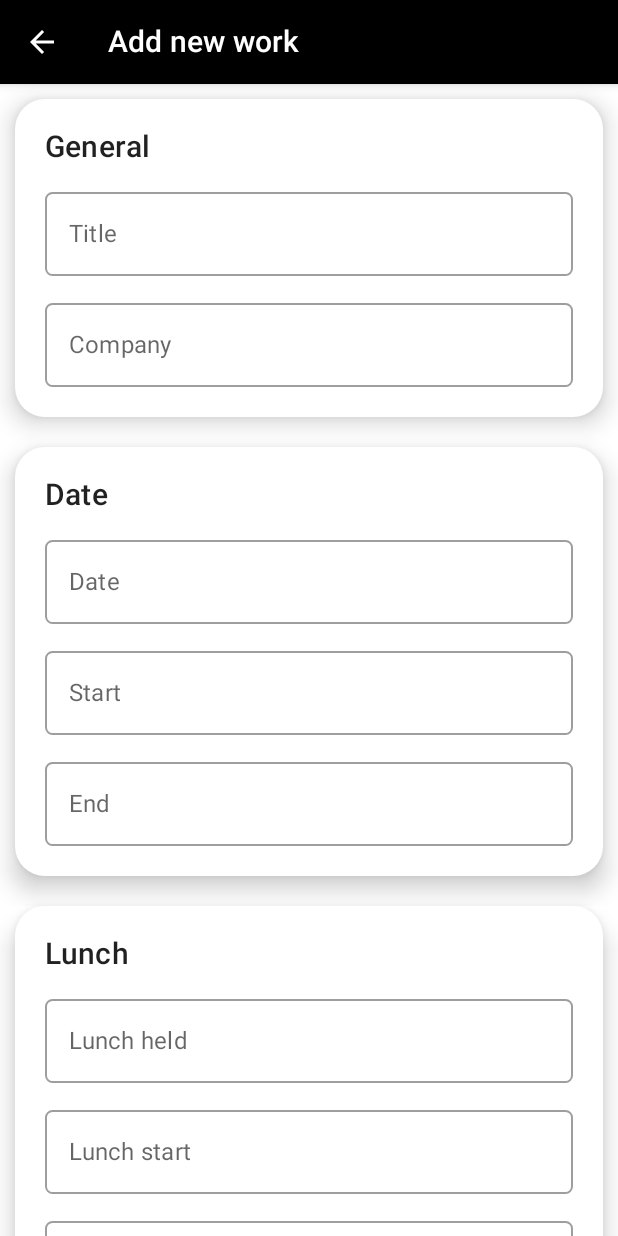
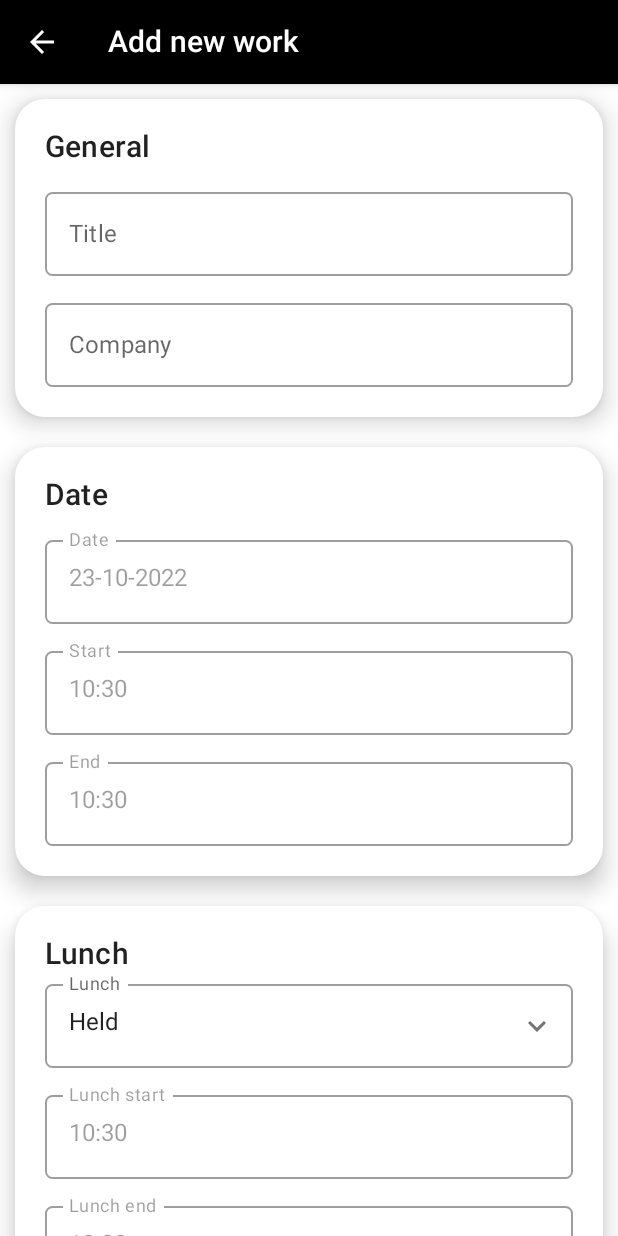
Before and after one commit to Nikditten/Worktracker_Android, an Android app built with Jetpack Compose: the AddView screen opened through its navigation route, on a phone screen of 412 x 824 dp. Run offline under Robolectric (Android 15) with nearby library versions, the phone set to English and light mode, and no system bars.

Commit message:
custom dropdown

```diff
--- /dev/null
+++ b/app/src/main/java/dtu/amd/worktracker/component/CustomDropdown.kt
@@ -0,0 +1,78 @@
+package dtu.amd.worktracker.component
+
+import android.os.Bundle
+import androidx.activity.ComponentActivity
+import androidx.activity.compose.setContent
+import androidx.compose.foundation.clickable
+import androidx.compose.foundation.layout.*
+import androidx.compose.material.*
+import androidx.compose.material.icons.Icons
+import androidx.compose.material.icons.filled.KeyboardArrowDown
+import androidx.compose.material.icons.filled.KeyboardArrowUp
+import androidx.compose.runtime.*
+import androidx.compose.ui.Modifier
+import androidx.compose.ui.geometry.Size
+import androidx.compose.ui.graphics.Color
+import androidx.compose.ui.layout.onGloballyPositioned
+import androidx.compose.ui.platform.LocalDensity
+import androidx.compose.ui.tooling.preview.Preview
+import androidx.compose.ui.unit.dp
+import androidx.compose.ui.unit.toSize
+
+
+// SOURCE: https://www.geeksforgeeks.org/drop-down-menu-in-android-using-jetpack-compose/
+@Composable
+fun CustomDropdown(label: String, selectedIndex: Int, options: List<String>, onChange: (String) -> Unit) {
+
+    var mExpanded by remember { mutableStateOf(false) }
+    var mTextFieldSize by remember { mutableStateOf(Size.Zero)}
+
+    var selected by remember {
+        mutableStateOf(options[selectedIndex])
+    }
+
+    val icon = if (mExpanded)
+        Icons.Filled.KeyboardArrowUp
+    else
+        Icons.Filled.KeyboardArrowDown
+
+    Column() {
+
+        // Create an Outlined Text Field
+        // with icon and not expanded
+        OutlinedTextField(
+            value = selected,
+            onValueChange = { onChange(it) },
+            modifier = Modifier
+                .fillMaxWidth()
+                .onGloballyPositioned { coordinates ->
+                    // This value is used to assign to
+                    // the DropDown the same width
+                    mTextFieldSize = coordinates.size.toSize()
+                },
+            label = {Text(label)},
+            trailingIcon = {
+                Icon(icon,"Expand",
+                    Modifier.clickable { mExpanded = !mExpanded })
+            }
+        )
+
+        // Create a drop-down menu with list of cities,
+        // when clicked, set the Text Field text as the city selected
+        DropdownMenu(
+            expanded = mExpanded,
+            onDismissRequest = { mExpanded = false },
+            modifier = Modifier
+                .width(with(LocalDensity.current){mTextFieldSize.width.toDp()})
+        ) {
+            options.forEach { label ->
+                DropdownMenuItem(onClick = {
+                    selected = label
+                    mExpanded = false
+                }) {
+                    Text(text = label)
+                }
+            }
+        }
+    }
+}
--- a/app/src/main/java/dtu/amd/worktracker/component/TimelineItem.kt
+++ b/app/src/main/java/dtu/amd/worktracker/component/TimelineItem.kt
@@ -20,6 +20,7 @@ import androidx.compose.ui.unit.dp
 import dtu.amd.worktracker.model.Work
 import dtu.amd.worktracker.preview.data.Workitems
 import dtu.amd.worktracker.ui.theme.WorktrackerTheme
+import dtu.amd.worktracker.util.AsDate
 import java.text.SimpleDateFormat
 
 @Composable
@@ -75,7 +76,7 @@ fun TimelineItem(workItem: Work, onClick: () -> Unit = {}) {
                     )
                     Text(
                         // SOURCE: https://stackoverflow.com/questions/57402045/how-to-format-in-kotlin-date-in-string-or-timestamp-to-my-preferred-format
-                        text = SimpleDateFormat("dd-MM-yyyy").format(workItem.date),
+                        text = workItem.date.AsDate(),
                         color = MaterialTheme.colors.onSecondary,
                         style = MaterialTheme.typography.caption,
                         overflow = TextOverflow.Ellipsis
--- /dev/null
+++ b/app/src/main/java/dtu/amd/worktracker/util/DateExtensions.kt
@@ -0,0 +1,21 @@
+package dtu.amd.worktracker.util
+
+import java.text.SimpleDateFormat
+import java.util.*
+
+private var dateFormat = "dd-MM-yyyy"
+private var timeFormat = "HH:mm"
+
+fun Date.AsDate(): String {
+    val calendar = Calendar.getInstance()
+    calendar.time = this
+    val dateFormat = SimpleDateFormat(dateFormat)
+    return dateFormat.format(calendar.time)
+}
+
+fun Date.AsTime(): String {
+    val calendar = Calendar.getInstance()
+    calendar.time = this
+    val dateFormat = SimpleDateFormat(timeFormat)
+    return dateFormat.format(calendar.time)
+}
--- a/app/src/main/java/dtu/amd/worktracker/view/AddView.kt
+++ b/app/src/main/java/dtu/amd/worktracker/view/AddView.kt
@@ -1,5 +1,6 @@
 package dtu.amd.worktracker.view
 
+import androidx.compose.foundation.clickable
 import androidx.compose.foundation.layout.*
 import androidx.compose.foundation.rememberScrollState
 import androidx.compose.foundation.verticalScroll
@@ -11,29 +12,24 @@ import androidx.compose.runtime.mutableStateOf
 import androidx.compose.runtime.remember
 import androidx.compose.ui.Modifier
 import androidx.compose.ui.draw.clip
+import androidx.compose.ui.platform.LocalContext
 import androidx.compose.ui.tooling.preview.Preview
 import androidx.compose.ui.unit.dp
 import androidx.navigation.NavHostController
 import androidx.navigation.compose.rememberNavController
+import dtu.amd.worktracker.component.CustomDropdown
 import dtu.amd.worktracker.component.CustomTextField
 import dtu.amd.worktracker.component.InputSection
 import dtu.amd.worktracker.ui.theme.WorktrackerTheme
+import dtu.amd.worktracker.util.AsDate
+import dtu.amd.worktracker.util.AsTime
+import dtu.amd.worktracker.viewmodel.AddWorkViewModel
+import dtu.amd.worktracker.viewmodel.EditWorkViewModel
 
 @Composable
 fun AddView(navController: NavHostController) {
 
-    val title = remember { mutableStateOf("") }
-    val company = remember { mutableStateOf("") }
-    val date = remember { mutableStateOf("") }
-    val start = remember { mutableStateOf("") }
-    val end = remember { mutableStateOf("") }
-    val lunch_held = remember { mutableStateOf("") }
-    val lunch_start = remember { mutableStateOf("") }
-    val lunch_end = remember { mutableStateOf("") }
-    val hourly_paid = remember { mutableStateOf("") }
-    val paid = remember { mutableStateOf("") }
-    val salary_period_month = remember { mutableStateOf("") }
-    val salary_period_year = remember { mutableStateOf("") }
+    val vm: AddWorkViewModel = AddWorkViewModel()
 
     Scaffold(
         topBar = {
@@ -49,6 +45,7 @@ fun AddView(navController: NavHostController) {
             )
         },
     ) {
+        val context = LocalContext.current
         Column(
             modifier = Modifier
                 .verticalScroll(rememberScrollState())
@@ -56,35 +53,98 @@ fun AddView(navController: NavHostController) {
                 .padding(10.dp)
         ) {
             InputSection(title = "General") {
-                CustomTextField(text = title.value, label = "Title", onChange = { title.value = it })
+                CustomTextField(text = vm.title, label = "Title", onChange = { vm.title = it })
 
-                CustomTextField(text = company.value, label = "Company", onChange = { company.value = it })
+                CustomTextField(
+                    text = vm.company,
+                    label = "Company",
+                    onChange = { vm.company = it })
             }
 
             InputSection(title = "Date") {
 
-                CustomTextField(text = date.value, label = "Date", onChange = { date.value = it })
+                CustomTextField(
+                    text = vm.date.AsDate(),
+                    label = "Date",
+                    enabled = false,
+                    modifier = Modifier.clickable { vm.showDatePickerDialog(context) })
 
-                CustomTextField(text = start.value, label = "Start", onChange = { start.value = it })
+                CustomTextField(
+                    text = vm.start.AsTime(),
+                    label = "Start",
+                    enabled = false,
+                    modifier = Modifier.clickable { vm.showTimePickerDialog(context, "start") })
 
-                CustomTextField(text = end.value, label = "End", onChange = { end.value = it })
+                CustomTextField(
+                    text = vm.end.AsTime(),
+                    label = "End",
+                    enabled = false,
+                    modifier = Modifier.clickable { vm.showTimePickerDialog(context, "end") })
 
             }
 
             InputSection(title = "Lunch") {
-                CustomTextField(text = lunch_held.value, label = "Lunch held", onChange = { lunch_held.value = it })
+                CustomDropdown(
+                    label = "Lunch",
+                    options = listOf("Held", "Not held"),
+                    selectedIndex = if (vm.lunch_held) 0 else 1,
+                    onChange = {
+                        if (it == "Held") {
+                            vm.lunch_held = true
+                        } else {
+                            vm.lunch_held = false
+                        }
+                    }
+                )
 
-                CustomTextField(text = lunch_start.value, label = "Lunch start", onChange = { lunch_start.value = it })
+                if (vm.lunch_held) {
+                    CustomTextField(
+                        text = vm.lunch_start.AsTime(),
+                        label = "Lunch start",
+                        enabled = false,
+                        modifier = Modifier.clickable {
+                            vm.showTimePickerDialog(
+                                context,
+                                "lunch_start"
+                            )
+                        })
 
-                CustomTextField(text = lunch_end.value, label = "Lunch end", onChange = { lunch_end.value = it })
+                    CustomTextField(
+                        text = vm.lunch_end.AsTime(),
+                        label = "Lunch end",
+                        enabled = false,
+                        modifier = Modifier.clickable { vm.showTimePickerDialog(context, "lunch_end") })
+                }
             }
 
             InputSection(title = "Salary") {
-                CustomTextField(text = hourly_paid.value, label = "Hourly paid", onChange = { hourly_paid.value = it })
+                CustomDropdown(
+                    label = "Payment type",
+                    options = listOf("Hourly", "One time"),
+                    selectedIndex = if (vm.hourly_paid) 0 else 1,
+                    onChange = {
+                        if (it == "Hourly") {
+                            vm.hourly_paid = true
+                        } else {
+                            vm.hourly_paid = false
+                        }
+                    }
+                )
 
-                CustomTextField(text = paid.value, label = "Paid", onChange = { paid.value = it })
+                CustomTextField(
+                    text = vm.paid.toString(),
+                    label = "Paid",
+                    onChange = { vm.paid = it.toDouble() })
 
-                CustomTextField(text = salary_period_month.value, label = "Salary period month", onChange = { salary_period_month.value = it })
+                CustomTextField(
+                    text = vm.salary_period_month.toString(),
+                    label = "Salary period month",
+                    onChange = { vm.salary_period_month = it.toInt() })
+
+                CustomTextField(
+                    text = vm.salary_period_year.toString(),
+                    label = "Salary period month",
+                    onChange = { vm.salary_period_year = it.toInt() })
             }
 
             Button(
--- a/app/src/main/java/dtu/amd/worktracker/EditWorkViewModel.kt
+++ b/app/src/main/java/dtu/amd/worktracker/viewmodel/AddWorkViewModel.kt
@@ -1,4 +1,4 @@
-package dtu.amd.worktracker
+package dtu.amd.worktracker.viewmodel
 
 import android.app.DatePickerDialog
 import android.app.ProgressDialog.show
@@ -12,25 +12,26 @@ import androidx.compose.ui.platform.LocalConfiguration
 import androidx.compose.ui.unit.dp
 import dtu.amd.worktracker.model.Work
 import dtu.amd.worktracker.preview.data.Workitems
+import dtu.amd.worktracker.util.AsDate
+import dtu.amd.worktracker.util.AsTime
 import java.text.SimpleDateFormat
 import java.util.*
+import kotlin.math.min
 
-class EditWorkViewModel(id: Int) {
+class AddWorkViewModel() {
 
-    private val work: Work = Workitems().getByID(id = id)
-
-    var title by mutableStateOf(work.title)
-    var company by mutableStateOf(work.company)
-    var date by mutableStateOf(work.date)
-    var start by mutableStateOf(work.start)
-    var end by mutableStateOf(work.end)
-    var lunch_held by mutableStateOf(work.lunch_held)
-    var lunch_start by mutableStateOf(work.lunch_start)
-    var lunch_end by mutableStateOf(work.lunch_end)
-    var hourly_paid by mutableStateOf(work.hourly_paid)
-    var paid by mutableStateOf(work.paid)
-    var salary_period_month by mutableStateOf(work.salary_period_month)
-    var salary_period_year by mutableStateOf(work.salary_period_year)
+    var title by mutableStateOf("")
+    var company by mutableStateOf("")
+    var date by mutableStateOf(Date())
+    var start by mutableStateOf(Date())
+    var end by mutableStateOf(Date())
+    var lunch_held by mutableStateOf(true)
+    var lunch_start by mutableStateOf(Date())
+    var lunch_end by mutableStateOf(Date())
+    var hourly_paid by mutableStateOf(true)
+    var paid by mutableStateOf(0.0)
+    var salary_period_month by mutableStateOf(1)
+    var salary_period_year by mutableStateOf(2022)
 
 
     // SOURCE: https://proandroiddev.com/the-big-form-with-jetpack-compose-7bec9cde157e
@@ -74,29 +75,32 @@ class EditWorkViewModel(id: Int) {
                         start = getPickedTimeAsTime(hour, minute)
                     }
                     "end" -> {
-                        calendar.time = end
+                        end = getPickedTimeAsTime(hour, minute)
                     }
                     "lunch_start" -> {
-                        calendar.time = lunch_start
+                        lunch_start = getPickedTimeAsTime(hour, minute)
                     }
                     "lunch_end" -> {
-                        calendar.time = lunch_end
+                        lunch_end = getPickedTimeAsTime(hour, minute)
                     }
                 }
 
-            }, calendar.get(Calendar.HOUR), calendar.get(Calendar.MINUTE), true
+            }, calendar.get(Calendar.HOUR_OF_DAY), calendar.get(Calendar.MINUTE), true
         ).show()
     }
 
     private fun getPickedTimeAsTime(hour: Int, minute: Int): Date {
         val calendar = Calendar.getInstance()
-        calendar.set(hour, minute)
+        calendar.set(Calendar.HOUR_OF_DAY, hour);
+        calendar.set(Calendar.MINUTE, minute);
         return calendar.time
     }
 
     private fun getPickedDateAsDate(year: Int, month: Int, day: Int): Date {
         val calendar = Calendar.getInstance()
-        calendar.set(year, month, day)
+        calendar.set(Calendar.YEAR, year)
+        calendar.set(Calendar.MONTH, month)
+        calendar.set(Calendar.DAY_OF_MONTH, day)
         return calendar.time
     }
 
```
Also changed, not shown: app/src/main/java/dtu/amd/worktracker/view/EditWorkView.kt (+36 -16 lines), app/src/main/java/dtu/amd/worktracker/viewmodel/EditWorkViewModel.kt (added, +109 -0 lines).
